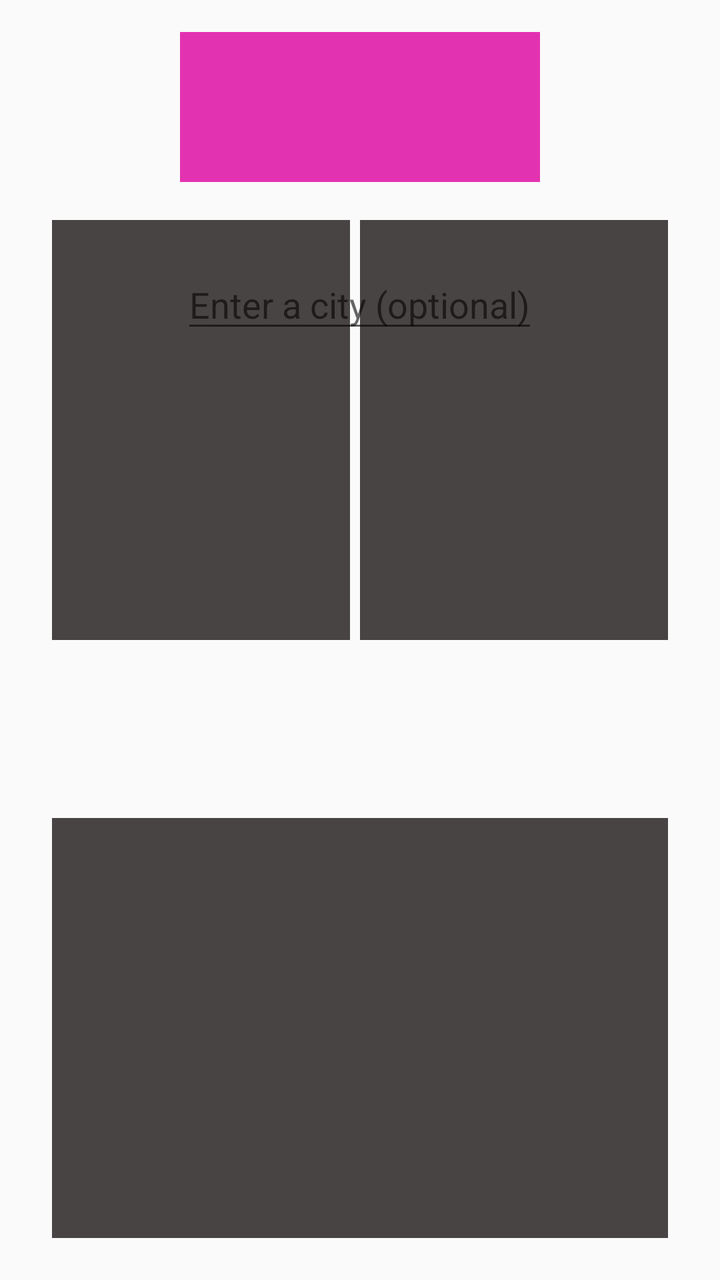
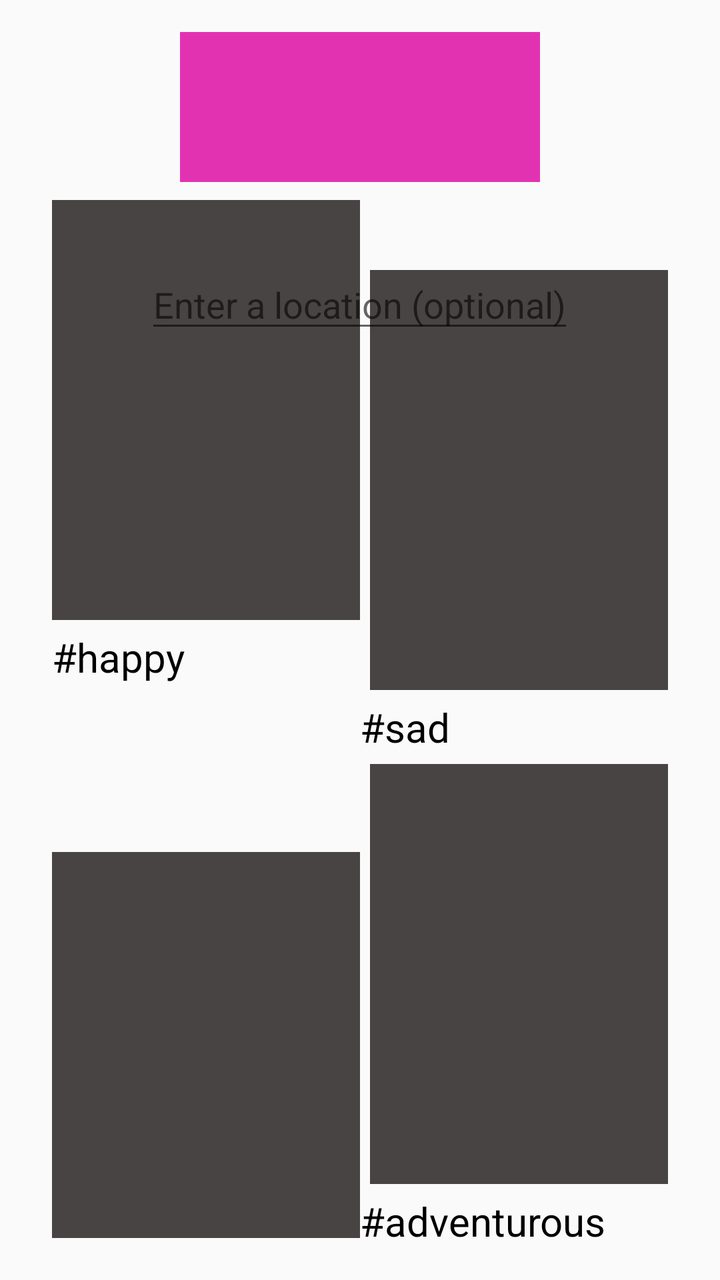

The first picture is an Android layout as it rendered before a commit; the second is the same layout after the commit. The layout source and the unified diff follow.
<!-- AndroidManifest.xml: application theme AppTheme -->
<!-- res/layout/activity_main.xml -->
<?xml version="1.0" encoding="utf-8"?>
<RelativeLayout xmlns:android="http://schemas.android.com/apk/res/android"
    xmlns:tools="http://schemas.android.com/tools"
    android:layout_width="match_parent"
    android:layout_height="match_parent"
    android:paddingBottom="@dimen/activity_vertical_margin"
    android:paddingLeft="@dimen/activity_horizontal_margin"
    android:paddingRight="@dimen/activity_horizontal_margin"
    android:paddingTop="@dimen/activity_vertical_margin"
    tools:context="com.example.rui.location.MainActivity">

    <TextView
        android:layout_width="wrap_content"
        android:layout_height="wrap_content"
        android:text=""
        android:adjustViewBounds="true"
        android:id="@+id/textLocation" />

    <TextView
        android:layout_width="wrap_content"
        android:layout_height="wrap_content"
        android:text=""
        android:adjustViewBounds="true"
        android:id="@+id/connection" />

    <EditText
        android:layout_width="wrap_content"
        android:layout_height="wrap_content"
        android:id="@+id/inputLocation"
        android:layout_marginTop="39dp"
        android:hint="Enter a city (optional)"
        android:layout_below="@+id/logo"
        android:adjustViewBounds="true"
        android:layout_centerHorizontal="true"/>

    <ImageView
        android:layout_width="wrap_content"
        android:layout_height="wrap_content"
        android:id="@+id/logo"
        android:layout_row="0"
        android:layout_column="3"
        android:background="#d2df08a2"
        android:minHeight="75dp"
        android:minWidth="180dp"
        android:adjustViewBounds="true"
        android:layout_alignParentTop="true"
        android:layout_centerHorizontal="true" />

    <LinearLayout
        android:id="@+id/firstLayout"
        android:layout_width="match_parent"
        android:layout_height="fill_parent"
        android:layout_toLeftOf="@+id/secondView"
        android:orientation="vertical"
        android:nestedScrollingEnabled="true"
        android:minHeight="0dp"
        android:minWidth="0dp"
        android:paddingLeft="10dp"
        android:gravity="bottom">

        <ImageButton
            android:layout_width="fill_parent"
            android:layout_height="wrap_content"
            android:id="@+id/mood1"
            android:background="#b9080000"
            android:minWidth="265dp"
            android:minHeight="210dp"
            android:adjustViewBounds="true"
            android:layout_below="@+id/inputLocation"
            android:layout_alignParentStart="true"
            android:text="#happy"
            android:textColor="#fefcfc"
            android:textSize="50px"
            android:layout_marginTop="84dp"
            android:layout_marginRight="5dp"
            android:layout_marginBottom="5dp"
            android:onClick="buttonClicked"/>

        <ImageButton
            android:layout_width="fill_parent"
            android:layout_height="wrap_content"
            android:id="@+id/mood4"
            android:background="#b9080000"
            android:minWidth="265dp"
            android:minHeight="210dp"
            android:adjustViewBounds="true"

            android:textColor="#fefcfc"

            android:layout_marginTop="84dp"
            android:layout_marginBottom="5dp"
            android:onClick="buttonClicked"/>

    </LinearLayout>

    <View
        android:id="@+id/secondView"
        android:layout_width="0dp"
        android:layout_height="match_parent"
        android:layout_centerHorizontal="true" />

    <LinearLayout
        android:id="@+id/thirdLayout"
        android:layout_width="match_parent"
        android:layout_height="fill_parent"
        android:layout_toRightOf="@+id/secondView"
        android:orientation="vertical"
        android:paddingRight="10dp"
        android:gravity="bottom">

        <ImageButton
            android:layout_width="fill_parent"
            android:layout_height="wrap_content"
            android:id="@+id/mood2"
            android:background="#b9080000"
            android:minWidth="265dp"
            android:minHeight="210dp"

            android:adjustViewBounds="true"

            android:textColor="#ffffff"
            android:layout_marginTop="84dp"
            android:layout_marginBottom="5dp"
            android:onClick="buttonClicked"/>

        <ImageButton
            android:layout_width="fill_parent"
            android:layout_height="wrap_content"
            android:id="@+id/mood3"
            android:background="#b9080000"
            android:minWidth="265dp"
            android:minHeight="210dp"

            android:adjustViewBounds="true"

            android:textColor="#ffffff"
            android:layout_marginTop="84dp"
            android:layout_marginBottom="5dp"
            android:onClick="buttonClicked"/>
    </LinearLayout>

</RelativeLayout>
<!-- resources referenced by this layout -->
<resources>
  <dimen name="activity_horizontal_margin">16dp</dimen>
  <dimen name="activity_vertical_margin">16dp</dimen>
  <style name="AppTheme" parent="Theme.AppCompat.Light.DarkActionBar">
          
          <item name="colorPrimary">@color/colorPrimary</item>
          <item name="colorPrimaryDark">@color/colorPrimaryDark</item>
          <item name="colorAccent">@color/colorAccent</item>
      </style>
  <color name="colorPrimary">#3F51B5</color>
  <color name="colorPrimaryDark">#303F9F</color>
  <color name="colorAccent">#FF4081</color>
</resources>

<!-- the commit's change to res/layout/activity_main.xml (unified diff, before → after) -->
@@ -28,7 +28,7 @@
         android:layout_height="wrap_content"
         android:id="@+id/inputLocation"
         android:layout_marginTop="39dp"
-        android:hint="Enter a city (optional)"
+        android:hint="Enter a location (optional)"
         android:layout_below="@+id/logo"
         android:adjustViewBounds="true"
         android:layout_centerHorizontal="true"/>
@@ -56,7 +56,8 @@
         android:minHeight="0dp"
         android:minWidth="0dp"
         android:paddingLeft="10dp"
-        android:gravity="bottom">
+        android:gravity="bottom"
+        android:weightSum="1">
 
         <ImageButton
             android:layout_width="fill_parent"
@@ -66,16 +67,20 @@
             android:minWidth="265dp"
             android:minHeight="210dp"
             android:adjustViewBounds="true"
-            android:layout_below="@+id/inputLocation"
-            android:layout_alignParentStart="true"
-            android:text="#happy"
-            android:textColor="#fefcfc"
-            android:textSize="50px"
+            android:gravity="bottom"
+            android:textColor="#ffffff"
             android:layout_marginTop="84dp"
-            android:layout_marginRight="5dp"
             android:layout_marginBottom="5dp"
             android:onClick="buttonClicked"/>
+        <TextView
+            android:layout_width="match_parent"
+            android:layout_height="wrap_content"
+            android:text="#happy"
+            android:textColor="#000000"
+            android:id="@+id/buttonOneText"
+            android:textSize="20sp"
 
+            />
         <ImageButton
             android:layout_width="fill_parent"
             android:layout_height="wrap_content"
@@ -84,12 +89,19 @@
             android:minWidth="265dp"
             android:minHeight="210dp"
             android:adjustViewBounds="true"
-
-            android:textColor="#fefcfc"
-
+            android:textColor="#ffffff"
             android:layout_marginTop="84dp"
             android:layout_marginBottom="5dp"
             android:onClick="buttonClicked"/>
+        <TextView
+            android:layout_width="match_parent"
+            android:layout_height="wrap_content"
+            android:text="#Healthy"
+            android:id="@+id/buttonFourText"
+            android:textColor="#000000"
+            android:textSize="20sp"
+
+            />
 
     </LinearLayout>
 
@@ -115,13 +127,25 @@
             android:background="#b9080000"
             android:minWidth="265dp"
             android:minHeight="210dp"
-
+            android:layout_alignTop="@+id/mood1"
+            android:layout_alignParentEnd="true"
+            android:text="#Sad"
             android:adjustViewBounds="true"
-
+            android:textSize="50px"
             android:textColor="#ffffff"
+            android:layout_marginLeft="5dp"
             android:layout_marginTop="84dp"
             android:layout_marginBottom="5dp"
             android:onClick="buttonClicked"/>
+        <TextView
+            android:layout_width="match_parent"
+            android:layout_height="wrap_content"
+            android:text="#sad"
+            android:textColor="#000000"
+            android:id="@+id/buttonTwoText"
+            android:textSize="20sp"
+
+            />
 
         <ImageButton
             android:layout_width="fill_parent"
@@ -130,13 +154,26 @@
             android:background="#b9080000"
             android:minWidth="265dp"
             android:minHeight="210dp"
-
+            android:layout_alignTop="@+id/mood4"
+            android:layout_alignParentEnd="true"
+            android:textSize="50px"
             android:adjustViewBounds="true"
-
-            android:textColor="#ffffff"
-            android:layout_marginTop="84dp"
+            android:text="#Adventurous"
+            android:textColor="#fffefe"
+            android:layout_marginLeft="5dp"
+            android:layout_marginTop="5dp"
             android:layout_marginBottom="5dp"
             android:onClick="buttonClicked"/>
+        <TextView
+            android:layout_width="match_parent"
+            android:layout_height="wrap_content"
+            android:id="@+id/buttonThreeText"
+            android:text="#adventurous"
+            android:textColor="#000000"
+            android:textSize="20sp"
+
+            />
+
     </LinearLayout>
 
 </RelativeLayout>
